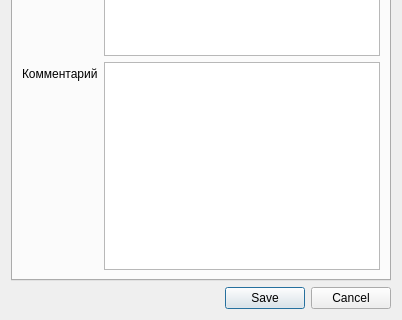
Old version of the form ui/docform_dialog.ui in the repository caxapyk/gaoo-cfp; both pictures show x 0 to 402 and y 198 to 518 of the 402 by 518 pixel window.
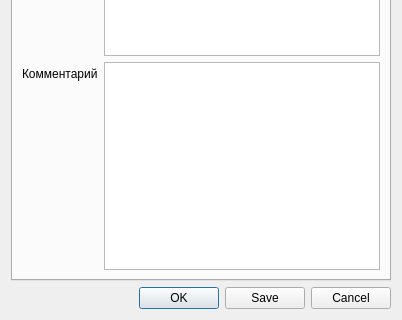
New version of the form. The open tabs and pages were chosen to show the change. Icons and pictures are not drawn.

```diff
--- a/ui/docform_dialog.ui
+++ b/ui/docform_dialog.ui
@@ -290,7 +290,7 @@
       <enum>Qt::Horizontal</enum>
      </property>
      <property name="standardButtons">
-      <set>QDialogButtonBox::Cancel|QDialogButtonBox::Save</set>
+      <set>QDialogButtonBox::Cancel|QDialogButtonBox::Ok|QDialogButtonBox::Save</set>
      </property>
     </widget>
    </item>
```
Left out of the diff: 6 changed lines with no effect on the pictures.
